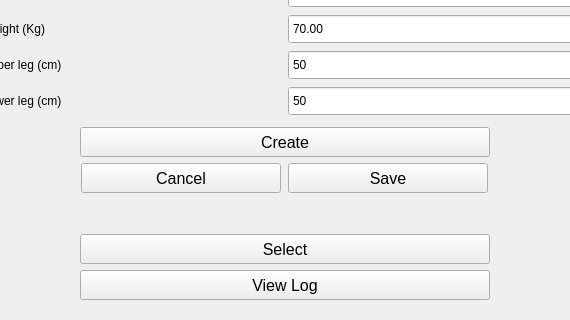
The window that src/gui_pkg/include/gui_pkg/select_user_form.ui (cristianbass01/GUI_robotic_exoskeleton) describes before a commit, drawn with Qt 5; both pictures show x 226 to 796 and y 271 to 591 of the 1023 by 766 pixel window.
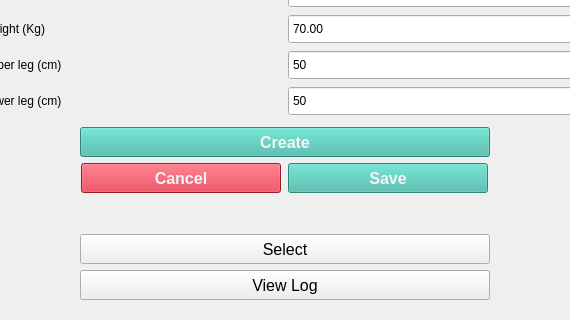
The same window after the commit. Icons and pictures are not drawn.

```diff
--- a/src/gui_pkg/include/gui_pkg/select_user_form.ui
+++ b/src/gui_pkg/include/gui_pkg/select_user_form.ui
@@ -13,6 +13,19 @@
   <property name="windowTitle">
    <string>Form</string>
   </property>
+  <property name="styleSheet">
+   <string notr="true">QPushButton#BT_cancel{
+	background-color:#D72638;
+	color:#F4F4F6;
+	font-weight:600
+}
+
+QPushButton#BT_create, QPushButton#BT_save{
+	background-color:#40B8A6;
+	color:#F4F4F6;
+	font-weight:600
+}</string>
+  </property>
   <layout class="QHBoxLayout" name="horizontalLayout_9">
    <item>
     <layout class="QVBoxLayout" name="verticalLayout_6">
@@ -532,6 +545,8 @@
                <property name="font">
                 <font>
                  <pointsize>12</pointsize>
+                 <weight>75</weight>
+                 <bold>true</bold>
                 </font>
                </property>
                <property name="text">
@@ -561,6 +576,8 @@
                  <property name="font">
                   <font>
                    <pointsize>12</pointsize>
+                   <weight>75</weight>
+                   <bold>true</bold>
                   </font>
                  </property>
                  <property name="text">
```
